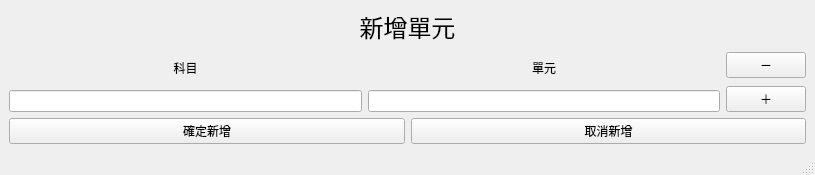
Before: the Qt Designer form view/UI/Add_Unit_UI.ui in allen880612/Question-Database-System, drawn with Qt 5.
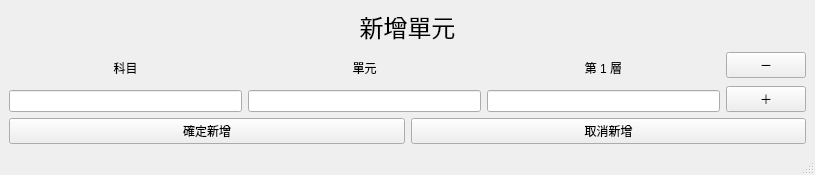
After: the same form once the commit is applied.

Diff of the .ui file:
```diff
--- a/view/UI/Add_Unit_UI.ui
+++ b/view/UI/Add_Unit_UI.ui
@@ -31,6 +31,16 @@
             </property>
            </widget>
           </item>
+          <item row="0" column="2">
+           <widget class="QLabel" name="label_lv3">
+            <property name="text">
+             <string>第 1 層</string>
+            </property>
+            <property name="alignment">
+             <set>Qt::AlignCenter</set>
+            </property>
+           </widget>
+          </item>
           <item row="0" column="0">
            <widget class="QLabel" name="label_lv1">
             <property name="text">
@@ -58,6 +68,9 @@
             </property>
            </widget>
           </item>
+          <item row="2" column="2">
+           <widget class="QLineEdit" name="textBox_lv3"/>
+          </item>
          </layout>
         </item>
         <item>
```
